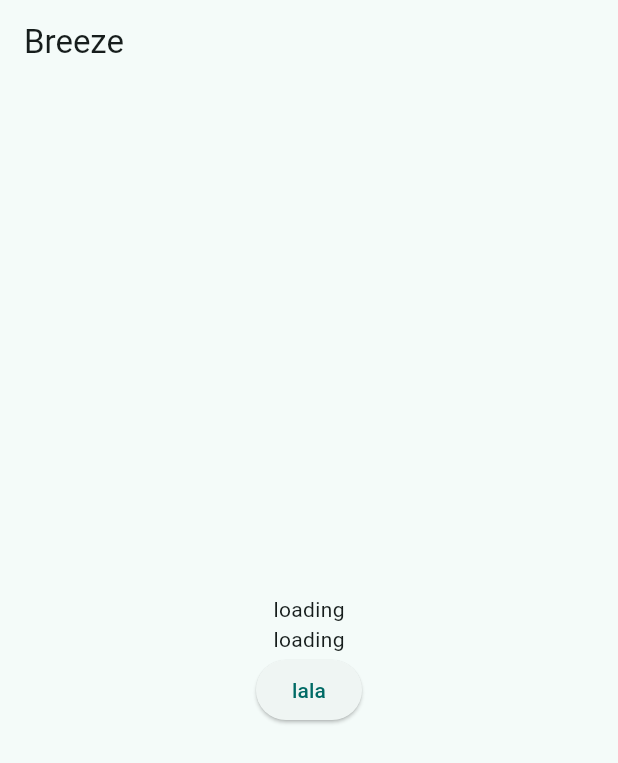
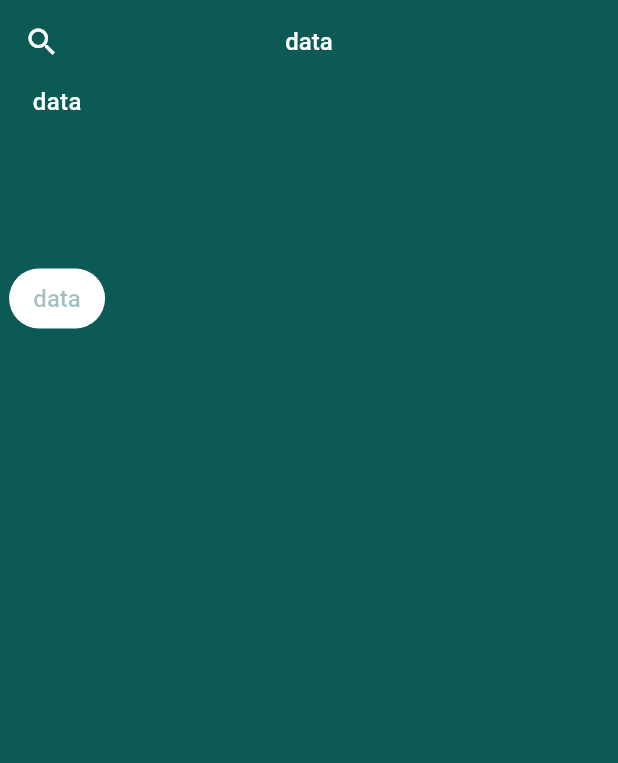
Before and after one commit to kristinakoneva/breeze, a Flutter app: the screen it shows after launch, on a phone screen of 412 x 824 dp. Shown: the top 763 px of the screen. Run offline on Flutter 3.47's test engine with Material 3 defaults, Android fonts, the phone set to English and light mode, and no system bars; our stand-ins replace dio, equatable, flutter_bloc, get_it, retrofit; generated files the repository leaves out were written again.

Commit message:
Add some theming

```diff
--- /dev/null
+++ b/lib/config/theme/colors.dart
@@ -0,0 +1,4 @@
+import 'package:flutter/material.dart';
+
+const Color colorPrimary = Color(0xFF169090);
+const Color colorSurface = Color(0xFF0B5A56);
--- /dev/null
+++ b/lib/config/theme/theme.dart
@@ -0,0 +1,46 @@
+import 'package:breeze/config/theme/colors.dart';
+import 'package:flutter/material.dart';
+
+ThemeData theme() {
+  return ThemeData(
+    colorScheme: ColorScheme.fromSeed(
+      seedColor: colorPrimary,
+      primary: colorPrimary,
+      onSurface: colorSurface,
+    ),
+    scaffoldBackgroundColor: colorSurface,
+    textButtonTheme: TextButtonThemeData(
+      style: TextButton.styleFrom(
+        backgroundColor: Colors.white,
+        textStyle: const TextStyle(
+          fontSize: 16,
+          fontWeight: FontWeight.w500,
+          color: colorPrimary,
+        ),
+      ),
+    ),
+    textTheme: const TextTheme(
+      bodyMedium: TextStyle(
+        color: Colors.white,
+        fontSize: 16,
+        fontWeight: FontWeight.w500,
+      ),
+    ),
+    appBarTheme: appBarTheme(),
+    useMaterial3: true,
+  );
+}
+
+AppBarTheme appBarTheme() {
+  return const AppBarTheme(
+    color: colorSurface,
+    elevation: 0,
+    centerTitle: true,
+    iconTheme: IconThemeData(color: Colors.white),
+    titleTextStyle: TextStyle(
+      color: Colors.white,
+      fontSize: 16,
+      fontWeight: FontWeight.w500,
+    ),
+  );
+}
--- a/lib/main.dart
+++ b/lib/main.dart
@@ -1,3 +1,4 @@
+import 'package:breeze/config/theme/theme.dart';
 import 'package:breeze/src/presentation/bloc/dailyforecast/daily_forecast_bloc.dart';
 import 'package:breeze/src/presentation/pages/home.dart';
 import 'package:flutter/material.dart';
@@ -15,24 +16,27 @@ void main() async {
     DeviceOrientation.portraitDown,
   ]);
 
-  runApp(const MyApp());
+  runApp(
+    MultiBlocProvider(
+      providers: [
+        BlocProvider<DailyForecastBloc>(
+          create: (BuildContext context) => serviceLocator(),
+        ),
+      ],
+      child: const BreezeApp(),
+    ),
+  );
 }
 
-class MyApp extends StatelessWidget {
-  const MyApp({super.key});
+class BreezeApp extends StatelessWidget {
+  const BreezeApp({super.key});
 
   @override
   Widget build(BuildContext context) {
-    return BlocProvider<DailyForecastBloc>(
-      create: (context) => serviceLocator(),
-      child: MaterialApp(
+    return MaterialApp(
         title: 'Breeze',
-        theme: ThemeData(
-          colorScheme: ColorScheme.fromSeed(seedColor: const Color(0x000B5A56)),
-          useMaterial3: true,
-        ),
+        theme: theme(),
         home: const HomePage(),
-      ),
     );
   }
 }
--- a/lib/src/presentation/pages/home.dart
+++ b/lib/src/presentation/pages/home.dart
@@ -1,11 +1,5 @@
-import 'package:breeze/injection_container.dart';
-import 'package:breeze/src/domain/models/forecast_by_city_name_params.dart';
-import 'package:breeze/src/presentation/bloc/dailyforecast/daily_forecast_bloc.dart';
-import 'package:breeze/src/presentation/bloc/dailyforecast/daily_forecast_event.dart';
-import 'package:breeze/src/presentation/bloc/dailyforecast/daily_forecast_state.dart';
 import 'package:flutter/cupertino.dart';
 import 'package:flutter/material.dart';
-import 'package:flutter_bloc/flutter_bloc.dart';
 
 class HomePage extends StatefulWidget {
   const HomePage({super.key});
@@ -19,65 +13,18 @@ class _HomePageState extends State<HomePage> {
   Widget build(BuildContext context) {
     return Scaffold(
       appBar: AppBar(
-        title: const Text("Breeze"),
+        title: const Text("data"),
+        leading: const Icon(Icons.search),
       ),
-      body: Center(
-        child: Column(
-          mainAxisAlignment: MainAxisAlignment.center,
-          children: <Widget>[
-            BlocBuilder<DailyForecastBloc, DailyForecastState>(
-              builder: (context, state) {
-                if (state is DailyForecastLoading) {
-                  print("TEMPPP loading");
-                  return const Text("loading");
-                }
-                if (state is DailyForecastError) {
-                  print("TEMPPP error");
-                  return const Text("error");
-                }
-                if (state is DailyForecastDone) {
-                  print("TEMPPP temperatura dize se bura");
+      body: const Column(
+        children: [
+          Text("data"),
 
-                  return Text(state.dailyForecast!.minTemperature.toString());
-                }
-                return const Text("empty");
-              },
-            ),
-            _buildBodyWidget(),
-            ElevatedButton(
-              onPressed: () {
-                BlocProvider.of<DailyForecastBloc>(context).add(
-                  GetDailyForecastByCityName(
-                    ForecastByCityNameParams(cityName: "Bitola"),
-                  ),
-                );
-              },
-              child: const Text("lala"),
-            ),
-          ],
-        ),
+          ElevatedButton(onPressed: null, child: Text("data")),
+          OutlinedButton(onPressed: null, child: Text("data")),
+          TextButton(onPressed: null, child: Text("data",)),
+        ],
       ),
     );
   }
-
-  _buildBodyWidget() {
-    return BlocBuilder<DailyForecastBloc, DailyForecastState>(
-      builder: (_, state) {
-        if (state is DailyForecastLoading) {
-          print("TEMPPP loading");
-          return const Text("loading");
-        }
-        if (state is DailyForecastError) {
-          print("TEMPPP error");
-          return const Text("error");
-        }
-        if (state is DailyForecastDone) {
-          print("TEMPPP temperatura dize se bura");
-
-          return Text(state.dailyForecast!.minTemperature.toString());
-        }
-        return const Text("empty");
-      },
-    );
-  }
 }
```
Also changed, not shown: 1 other file.
